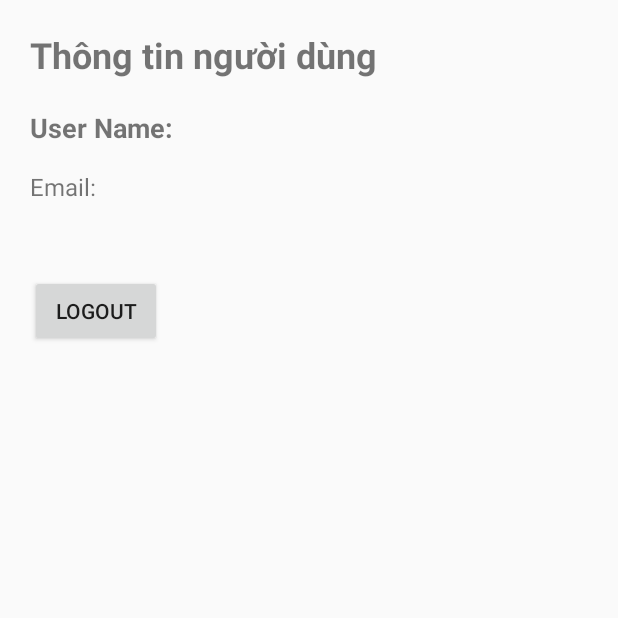
After one commit to buihieufre/eCommerce_Laptop, an Android app: the fragment UserFragment shown on its own in the app's theme, on a phone screen of 412 x 824 dp, the top half of it. The commit adds this screen. Run offline under Robolectric (Android 15) with nearby library versions, the phone set to English and light mode, and no system bars; our stand-ins replace Volley; network calls fail.

Commit message:
Update feature login logout

```diff
--- /dev/null
+++ b/app/src/main/java/com/example/appbanlaptop/fragment/UserFragment.java
@@ -0,0 +1,112 @@
+package com.example.appbanlaptop.fragment;
+
+import android.content.Context;
+import android.content.SharedPreferences;
+import android.os.Bundle;
+
+import androidx.fragment.app.Fragment;
+import androidx.fragment.app.FragmentManager;
+import androidx.fragment.app.FragmentTransaction;
+
+import android.view.LayoutInflater;
+import android.view.View;
+import android.view.ViewGroup;
+import android.widget.Button;
+import android.widget.TextView;
+import android.widget.Toast;
+
+import com.android.volley.Request;
+import com.android.volley.RequestQueue;
+import com.android.volley.Response;
+import com.android.volley.VolleyError;
+import com.android.volley.toolbox.StringRequest;
+import com.android.volley.toolbox.Volley;
+import com.example.appbanlaptop.R;
+
+import org.json.JSONException;
+import org.json.JSONObject;
+
+import java.util.HashMap;
+import java.util.Map;
+
+public class UserFragment extends Fragment {
+    public UserFragment() {
+        // Required empty public constructor
+    }
+    TextView userName, email, phone;
+    Button btnLogout;
+    SharedPreferences sharedPreferences;
+    LoginFragment loginFragment;
+    @Override
+    public View onCreateView(LayoutInflater inflater, ViewGroup container,
+                             Bundle savedInstanceState) {
+        // Inflate the layout for this fragment
+        View v = inflater.inflate(R.layout.fragment_user, container, false);
+        btnLogout = v.findViewById(R.id.btnLogout);
+        userName = v.findViewById(R.id.user_name);
+        email = v.findViewById(R.id.user_email);
+        loginFragment = new LoginFragment();
+        sharedPreferences = getContext().getSharedPreferences("APPBANLAPTOP", Context.MODE_PRIVATE);
+        if (sharedPreferences.getString("logged", "false").equals("false")) {
+            FragmentManager fragmentManager = getActivity().getSupportFragmentManager();
+            fragmentManager.popBackStack(null, FragmentManager.POP_BACK_STACK_INCLUSIVE);
+            FragmentTransaction fm = getActivity().getSupportFragmentManager().beginTransaction();
+            fm.setCustomAnimations(
+                    R.anim.slide_in_left_login_register,
+                    R.anim.slide_out_right_login_register
+            ).replace(R.id.flFragement, loginFragment).commit();
+        }
+        userName.setText(sharedPreferences.getString("name",""));
+        email.setText(sharedPreferences.getString("email", ""));
+        btnLogout.setOnClickListener(new View.OnClickListener() {
+            @Override
+            public void onClick(View v) {
+                RequestQueue queue = Volley.newRequestQueue(getActivity().getApplicationContext());
+                String url = "https://buihieu204.000webhostapp.com/logout.php";
+
+                StringRequest stringRequest = new StringRequest(Request.Method.POST, url,
+                        new Response.Listener<String>() {
+                            @Override
+                            public void onResponse(String response) {
+                                if(response.equals("success")){
+                                    SharedPreferences.Editor editor = sharedPreferences.edit();
+                                    editor.putString("logged", "");
+                                    editor.putString("name", "");
+                                    editor.putString("email", "");
+                                    editor.putString("apiKey", "");
+                                    editor.apply();
+                                    getActivity().runOnUiThread(new Runnable() {
+                                        @Override
+                                        public void run() {
+                                            FragmentTransaction fm = getActivity().getSupportFragmentManager().beginTransaction();
+                                            fm.setCustomAnimations(
+                                                    R.anim.slide_in_left_login_register,
+                                                    R.anim.slide_out_right_login_register
+                                            ).replace(R.id.flFragement, loginFragment).commit();
+                                        }
+                                    });
+                                }
+                                else{
+                                    Toast.makeText(getContext(), response, Toast.LENGTH_SHORT).show();
+                                }
+
+                            }
+                        }, new Response.ErrorListener() {
+                    @Override
+                    public void onErrorResponse(VolleyError error) {
+                        error.printStackTrace();
+                    }
+                }) {
+                    protected Map<String, String> getParams() {
+                        Map<String, String> paramV = new HashMap<>();
+                        paramV.put("apiKey", sharedPreferences.getString("apiKey", ""));
+                        paramV.put("email", sharedPreferences.getString("email", ""));
+                        return paramV;
+                    }
+                };
+                queue.add(stringRequest);
+            }
+        });
+        return v;
+    }
+}
--- a/app/src/main/res/layout/activity_main.xml
+++ b/app/src/main/res/layout/activity_main.xml
@@ -90,7 +90,6 @@
                 android:gravity="center"
                 android:text="This is tab bar"
                 android:textSize="50sp" />
-
         </com.google.android.material.navigation.NavigationView>
 
     </androidx.drawerlayout.widget.DrawerLayout>
--- a/app/src/main/res/layout/fragment_login.xml
+++ b/app/src/main/res/layout/fragment_login.xml
@@ -40,6 +40,7 @@
             android:textSize="16sp" />
 
         <EditText
+            android:fontFamily="sans-serif"
             android:id="@+id/emailLogin"
             android:layout_width="311dp"
             android:layout_height="50dp"
@@ -63,6 +64,7 @@
             android:textSize="16sp" />
 
         <EditText
+            android:fontFamily="sans-serif"
             android:id="@+id/passwordLogin"
             android:layout_width="311dp"
             android:layout_height="50dp"
--- /dev/null
+++ b/app/src/main/res/layout/fragment_user.xml
@@ -0,0 +1,78 @@
+<?xml version="1.0" encoding="utf-8"?>
+<FrameLayout xmlns:android="http://schemas.android.com/apk/res/android"
+    xmlns:tools="http://schemas.android.com/tools"
+    android:layout_width="match_parent"
+    android:layout_height="match_parent"
+    android:fitsSystemWindows="true"
+    tools:context=".fragment.UserFragment">
+
+    <LinearLayout
+        android:padding="20sp"
+        android:layout_width="match_parent"
+        android:layout_height="match_parent"
+        android:orientation="vertical">
+
+        <TextView
+            android:textSize="24sp"
+            android:textStyle="bold"
+            android:layout_marginBottom="20sp"
+            android:text="Thông tin người dùng"
+            android:layout_width="wrap_content"
+            android:layout_height="wrap_content"/>
+
+        <LinearLayout
+            android:gravity="center_vertical"
+            android:orientation="horizontal"
+            android:layout_width="match_parent"
+            android:layout_height="wrap_content">
+            <TextView
+                android:gravity="center_vertical"
+                android:layout_width="wrap_content"
+                android:layout_height="wrap_content"
+                android:layout_marginTop="16dp"
+                android:layout_gravity="left"
+                android:text="User Name: "
+                android:textSize="18sp"
+                android:textStyle="bold" />
+            <TextView
+                android:id="@+id/user_name"
+                android:layout_width="wrap_content"
+                android:layout_height="wrap_content"
+                android:layout_marginTop="16dp"
+                android:layout_gravity="left"
+                android:text="User Name"
+                android:textSize="18sp"
+                android:textStyle="bold" />
+        </LinearLayout>
+        <LinearLayout
+            android:layout_marginBottom="20sp"
+            android:orientation="horizontal"
+            android:layout_width="match_parent"
+            android:layout_height="wrap_content">
+            <TextView
+                android:layout_width="wrap_content"
+                android:layout_height="wrap_content"
+                android:layout_marginTop="8dp"
+                android:layout_gravity="left"
+                android:text="Email: "
+                android:textSize="16sp" />
+            <TextView
+                android:id="@+id/user_email"
+                android:layout_width="wrap_content"
+                android:layout_height="wrap_content"
+                android:layout_marginTop="8dp"
+                android:layout_gravity="left"
+                android:text="user@example.com"
+                android:textSize="16sp" />
+        </LinearLayout>
+
+        <Button
+            android:id="@+id/btnLogout"
+            android:layout_marginTop="20sp"
+            android:text="Logout"
+            android:layout_width="wrap_content"
+            android:layout_height="wrap_content">
+        </Button>
+    </LinearLayout>
+
+</FrameLayout>
--- a/app/src/main/res/values/strings.xml
+++ b/app/src/main/res/values/strings.xml
@@ -6,7 +6,7 @@
     <string name="love_page">Love Page</string>
     <string name="account_page">Account Page </string>
     <string name="your_personal_data_will_be_used_to_support_your_experience_throughout_this_app_to_manage_access_to_your_account">Your personal data will be used to support your experience throughout this app, to manage access to your account.</string>
-<!-- TODO: Remove or change this placeholder text -->
+    <!-- TODO: Remove or change this placeholder text -->
     <string name="hello_blank_fragment">Hello blank fragment</string>
     <string name="error_while_register">Error while register</string>
 
```
Also changed, not shown: app/src/main/java/com/example/appbanlaptop/activity/MainActivity.java (+6 -3 lines), app/src/main/java/com/example/appbanlaptop/fragment/LoginFragment.java (+72 -7 lines), app/src/main/java/com/example/appbanlaptop/fragment/RegisterFragment.java (+2 -5 lines), app/src/main/java/com/example/appbanlaptop/fragment/WishListFragment.java (added, +205 -0 lines), app/src/main/res/layout/fragment_wishlist.xml (added, +11 -0 lines), app/src/main/res/layout/item_laptop_product.xml (added, +51 -0 lines).
